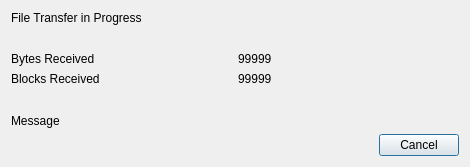
Qt form src/FileTransfer/FileTransferProgress.ui (HobbitHacker/Q3270) before a commit.
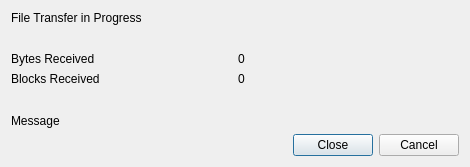
The same form after that commit.

Patch:
```diff
--- a/src/FileTransfer/FileTransferProgress.ui
+++ b/src/FileTransfer/FileTransferProgress.ui
@@ -39,7 +39,7 @@
      <item row="1" column="1">
       <widget class="QLabel" name="blockCount">
        <property name="text">
-        <string>99999</string>
+        <string>0</string>
        </property>
       </widget>
      </item>
@@ -53,7 +53,7 @@
      <item row="0" column="1">
       <widget class="QLabel" name="byteCount">
        <property name="text">
-        <string>99999</string>
+        <string>0</string>
        </property>
       </widget>
      </item>
@@ -98,7 +98,7 @@
       <enum>Qt::Orientation::Horizontal</enum>
      </property>
      <property name="standardButtons">
-      <set>QDialogButtonBox::StandardButton::Cancel</set>
+      <set>QDialogButtonBox::StandardButton::Cancel|QDialogButtonBox::StandardButton::Close</set>
      </property>
     </widget>
    </item>
```
